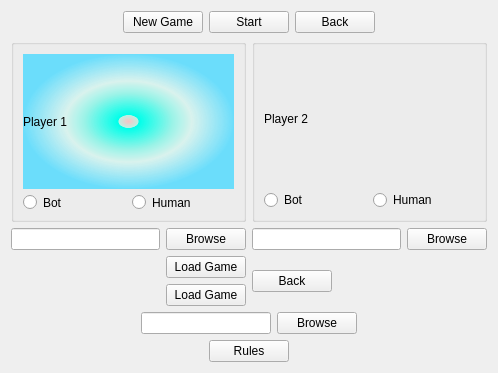
Qt form mainwindow_ui.ui (kushagrasurana/3Knights) before a commit.
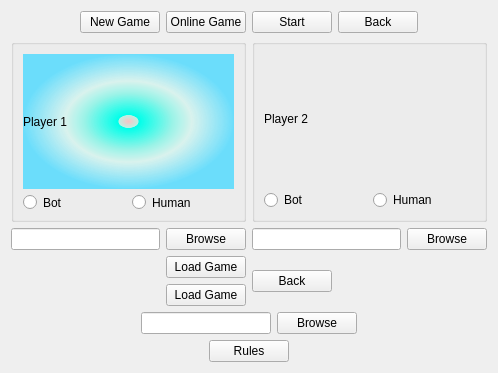
The same form after that commit.

Commit message: Started online gameplay development, using sockets

Diff of the .ui file:
```diff
--- a/mainwindow_ui.ui
+++ b/mainwindow_ui.ui
@@ -40,6 +40,13 @@
            </property>
           </widget>
          </item>
+         <item>
+          <widget class="QPushButton" name="onlineGameButton">
+           <property name="text">
+            <string>Online Game</string>
+           </property>
+          </widget>
+         </item>
          <item>
           <widget class="QPushButton" name="start">
            <property name="text">
```
Left out of the diff: 22 changed lines with no effect on the pictures. The commit also changes 11 other files.
